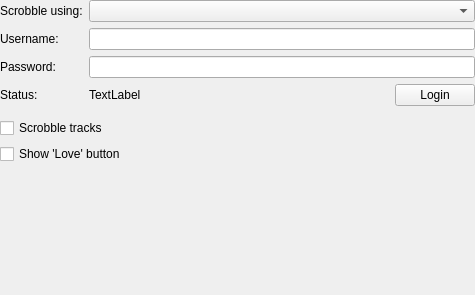
Old version of the form scrobbling/scrobblingsettings.ui in the repository CDrummond/cantata.
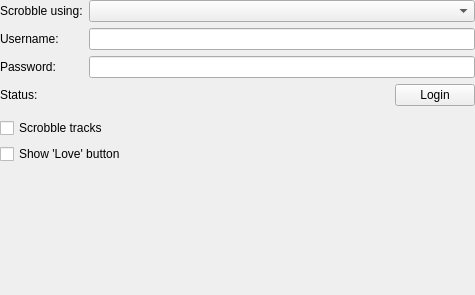
New version of the form. Custom widgets are drawn as their Qt base class.

Commit message: Remove 'TextLabel' string

```diff
--- a/scrobbling/scrobblingsettings.ui
+++ b/scrobbling/scrobblingsettings.ui
@@ -87,7 +87,7 @@
         </sizepolicy>
        </property>
        <property name="text">
-        <string>TextLabel</string>
+        <string/>
        </property>
       </widget>
      </item>
```
Lines whose indentation alone changed are shown as unchanged. The commit also changes 2 other files.
